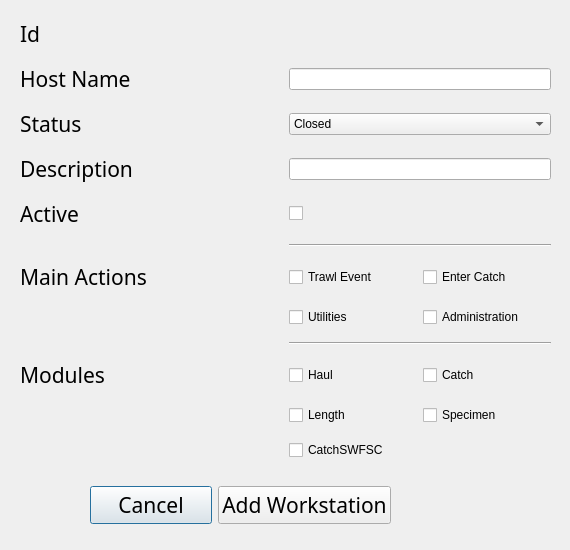
First picture: the form in ui/EditWorkstation.ui, repository aliciabillings-noaa/CLAMS, before the edit.
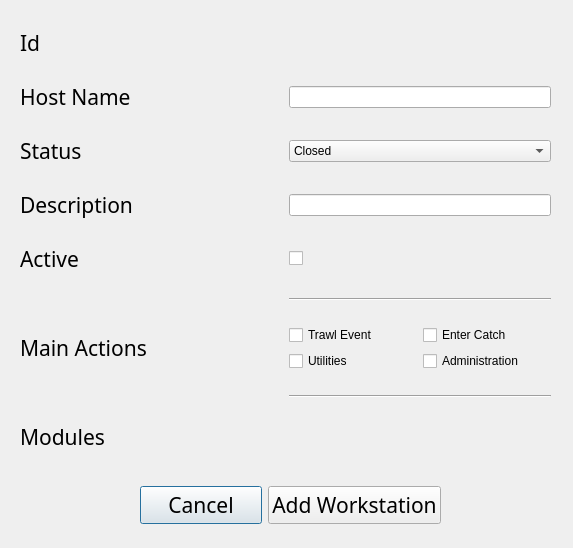
Second picture: the form after the edit.

Commit message: adding in devices dialog and making modules dynamic based on program

What changed in the file:
```diff
--- a/ui/EditWorkstation.ui
+++ b/ui/EditWorkstation.ui
@@ -6,8 +6,8 @@
    <rect>
     <x>0</x>
     <y>0</y>
-    <width>570</width>
-    <height>550</height>
+    <width>573</width>
+    <height>548</height>
    </rect>
   </property>
   <property name="windowTitle">
@@ -22,9 +22,15 @@
      <height>461</height>
     </rect>
    </property>
-   <layout class="QGridLayout" name="gridLayout" columnminimumwidth="0,0,0">
-    <item row="4" column="0">
-     <widget class="QLabel" name="label_3">
+   <layout class="QGridLayout" name="gridLayout">
+    <item row="0" column="2">
+     <widget class="QLabel" name="idLabel">
+      <property name="sizePolicy">
+       <sizepolicy hsizetype="Expanding" vsizetype="Fixed">
+        <horstretch>0</horstretch>
+        <verstretch>0</verstretch>
+       </sizepolicy>
+      </property>
       <property name="font">
        <font>
         <family>Arial Black</family>
@@ -32,28 +38,57 @@
        </font>
       </property>
       <property name="text">
-       <string>Active</string>
+       <string/>
+      </property>
+     </widget>
+    </item>
+    <item row="4" column="2">
+     <widget class="QCheckBox" name="isActive">
+      <property name="text">
+       <string/>
       </property>
      </widget>
     </item>
     <item row="3" column="2">
      <widget class="QLineEdit" name="descriptionLabel"/>
     </item>
-    <item row="2" column="2">
-     <widget class="QComboBox" name="statusCB">
-      <item>
+    <item row="0" column="0">
+     <widget class="QLabel" name="label_8">
+      <property name="font">
+       <font>
+        <family>Arial Black</family>
+        <pointsize>16</pointsize>
+       </font>
+      </property>
        <property name="text">
-        <string>Closed</string>
-       </property>
-      </item>
-      <item>
-       <property name="text">
-        <string>Opened</string>
-       </property>
-      </item>
+       <string>Id</string>
+      </property>
+     </widget>
+    </item>
+    <item row="1" column="2">
+     <widget class="QLineEdit" name="hostnameLabel"/>
+    </item>
+    <item row="5" column="2">
+     <widget class="Line" name="line_2">
+      <property name="orientation">
+       <enum>Qt::Horizontal</enum>
+      </property>
+     </widget>
+    </item>
+    <item row="3" column="0">
+     <widget class="QLabel" name="label_2">
+      <property name="font">
+       <font>
+        <family>Arial Black</family>
+        <pointsize>16</pointsize>
+       </font>
+      </property>
+      <property name="text">
+       <string>Description</string>
+      </property>
      </widget>
     </item>
-    <item row="11" column="0">
+    <item row="10" column="0">
      <widget class="QLabel" name="label_6">
       <property name="sizePolicy">
        <sizepolicy hsizetype="Expanding" vsizetype="Fixed">
@@ -72,16 +107,48 @@
       </property>
      </widget>
     </item>
-    <item row="12" column="0">
-     <widget class="QLabel" name="label_7">
+    <item row="4" column="0">
+     <widget class="QLabel" name="label_3">
+      <property name="font">
+       <font>
+        <family>Arial Black</family>
+        <pointsize>16</pointsize>
+       </font>
+      </property>
+      <property name="text">
+       <string>Active</string>
+      </property>
+     </widget>
+    </item>
+    <item row="6" column="0">
+     <widget class="QLabel" name="label_5">
       <property name="sizePolicy">
        <sizepolicy hsizetype="Expanding" vsizetype="Fixed">
         <horstretch>0</horstretch>
         <verstretch>0</verstretch>
        </sizepolicy>
       </property>
+      <property name="font">
+       <font>
+        <family>Arial Black</family>
+        <pointsize>16</pointsize>
+       </font>
+      </property>
       <property name="text">
-       <string/>
+       <string>Main Actions</string>
+      </property>
+     </widget>
+    </item>
+    <item row="1" column="0">
+     <widget class="QLabel" name="label">
+      <property name="font">
+       <font>
+        <family>Arial Black</family>
+        <pointsize>16</pointsize>
+       </font>
+      </property>
+      <property name="text">
+       <string>Host Name</string>
       </property>
      </widget>
     </item>
@@ -98,107 +165,53 @@
       </property>
      </widget>
     </item>
-    <item row="13" column="0">
-     <widget class="QLabel" name="label_9">
-      <property name="sizePolicy">
-       <sizepolicy hsizetype="Expanding" vsizetype="Fixed">
-        <horstretch>0</horstretch>
-        <verstretch>0</verstretch>
-       </sizepolicy>
-      </property>
+    <item row="2" column="2">
+     <widget class="QComboBox" name="statusCB">
+      <item>
+       <property name="text">
+        <string>Closed</string>
+       </property>
+      </item>
+      <item>
       <property name="text">
-       <string/>
-      </property>
+        <string>Opened</string>
+       </property>
+      </item>
      </widget>
     </item>
-    <item row="0" column="2">
-     <widget class="QLabel" name="idLabel">
-      <property name="sizePolicy">
-       <sizepolicy hsizetype="Expanding" vsizetype="Fixed">
-        <horstretch>0</horstretch>
-        <verstretch>0</verstretch>
-       </sizepolicy>
-      </property>
+    <item row="7" column="2">
+     <widget class="Line" name="line">
       <property name="font">
        <font>
         <family>Arial Black</family>
-        <pointsize>16</pointsize>
+        <pointsize>13</pointsize>
        </font>
       </property>
-      <property name="text">
-       <string/>
+      <property name="locale">
+       <locale language="Embu" country="Kenya"/>
       </property>
-     </widget>
-    </item>
-    <item row="11" column="2">
-     <layout class="QHBoxLayout" name="horizontalLayout_11">
-      <item>
-       <widget class="QCheckBox" name="haulModule">
-        <property name="text">
-         <string>Haul</string>
-        </property>
-       </widget>
-      </item>
-      <item>
-       <widget class="QCheckBox" name="catchModule">
-        <property name="text">
-         <string>Catch</string>
-        </property>
-       </widget>
-      </item>
-     </layout>
-    </item>
-    <item row="4" column="2">
-     <widget class="QCheckBox" name="isActive">
-      <property name="text">
-       <string/>
+      <property name="orientation">
+       <enum>Qt::Horizontal</enum>
       </property>
      </widget>
     </item>
     <item row="6" column="2">
-     <layout class="QHBoxLayout" name="horizontalLayout_4">
-      <item>
-       <layout class="QHBoxLayout" name="horizontalLayout_7">
-        <item>
+     <layout class="QGridLayout" name="mainActionsGrid">
+      <item row="0" column="0">
          <widget class="QCheckBox" name="trawlAction">
           <property name="text">
            <string>Trawl Event</string>
           </property>
          </widget>
         </item>
-        <item>
+      <item row="0" column="1">
          <widget class="QCheckBox" name="catchAction">
           <property name="text">
            <string>Enter Catch</string>
           </property>
          </widget>
         </item>
-       </layout>
-      </item>
-     </layout>
-    </item>
-    <item row="6" column="0">
-     <widget class="QLabel" name="label_5">
-      <property name="sizePolicy">
-       <sizepolicy hsizetype="Expanding" vsizetype="Fixed">
-        <horstretch>0</horstretch>
-        <verstretch>0</verstretch>
-       </sizepolicy>
-      </property>
-      <property name="font">
-       <font>
-        <family>Arial Black</family>
-        <pointsize>16</pointsize>
-       </font>
-      </property>
-      <property name="text">
-       <string>Main Actions</string>
-      </property>
-     </widget>
-    </item>
-    <item row="7" column="2">
-     <layout class="QHBoxLayout" name="horizontalLayout_9">
-      <item>
+      <item row="1" column="0">
        <widget class="QCheckBox" name="utilitiesAction">
         <property name="sizePolicy">
          <sizepolicy hsizetype="Expanding" vsizetype="Fixed">
@@ -211,7 +224,7 @@
         </property>
        </widget>
       </item>
-      <item>
+      <item row="1" column="1">
        <widget class="QCheckBox" name="adminAction">
         <property name="sizePolicy">
          <sizepolicy hsizetype="Expanding" vsizetype="Fixed">
@@ -226,137 +239,15 @@
       </item>
      </layout>
     </item>
-    <item row="7" column="0">
-     <widget class="QLabel" name="label_10">
-      <property name="sizePolicy">
-       <sizepolicy hsizetype="Expanding" vsizetype="Fixed">
-        <horstretch>0</horstretch>
-        <verstretch>0</verstretch>
-       </sizepolicy>
-      </property>
-      <property name="text">
-       <string/>
-      </property>
-     </widget>
-    </item>
-    <item row="3" column="0">
-     <widget class="QLabel" name="label_2">
-      <property name="font">
-       <font>
-        <family>Arial Black</family>
-        <pointsize>16</pointsize>
-       </font>
-      </property>
-      <property name="text">
-       <string>Description</string>
-      </property>
-     </widget>
-    </item>
-    <item row="8" column="2">
-     <widget class="Line" name="line">
-      <property name="font">
-       <font>
-        <family>Arial Black</family>
-        <pointsize>13</pointsize>
-       </font>
-      </property>
-      <property name="locale">
-       <locale language="Embu" country="Kenya"/>
-      </property>
-      <property name="orientation">
-       <enum>Qt::Horizontal</enum>
-      </property>
-     </widget>
-    </item>
-    <item row="13" column="2">
-     <layout class="QHBoxLayout" name="horizontalLayout_19">
-      <item>
-       <widget class="QCheckBox" name="catchSWFSCModule">
-        <property name="sizePolicy">
-         <sizepolicy hsizetype="Expanding" vsizetype="Fixed">
-          <horstretch>0</horstretch>
-          <verstretch>0</verstretch>
-         </sizepolicy>
-        </property>
-        <property name="text">
-         <string>CatchSWFSC</string>
-        </property>
-       </widget>
-      </item>
-     </layout>
-    </item>
-    <item row="0" column="0">
-     <widget class="QLabel" name="label_8">
-      <property name="font">
-       <font>
-        <family>Arial Black</family>
-        <pointsize>16</pointsize>
-       </font>
-      </property>
-      <property name="text">
-       <string>Id</string>
-      </property>
-     </widget>
-    </item>
-    <item row="12" column="2">
-     <layout class="QHBoxLayout" name="horizontalLayout_12">
-      <item>
-       <widget class="QCheckBox" name="lengthModule">
-        <property name="sizePolicy">
-         <sizepolicy hsizetype="Expanding" vsizetype="Fixed">
-          <horstretch>0</horstretch>
-          <verstretch>0</verstretch>
-         </sizepolicy>
-        </property>
-        <property name="text">
-         <string>Length</string>
-        </property>
-       </widget>
-      </item>
-      <item>
-       <widget class="QCheckBox" name="specimenModule">
-        <property name="sizePolicy">
-         <sizepolicy hsizetype="Expanding" vsizetype="Fixed">
-          <horstretch>0</horstretch>
-          <verstretch>0</verstretch>
-         </sizepolicy>
-        </property>
-        <property name="text">
-         <string>Specimen</string>
-        </property>
-       </widget>
-      </item>
-     </layout>
-    </item>
-    <item row="1" column="2">
-     <widget class="QLineEdit" name="hostnameLabel"/>
-    </item>
-    <item row="1" column="0">
-     <widget class="QLabel" name="label">
-      <property name="font">
-       <font>
-        <family>Arial Black</family>
-        <pointsize>16</pointsize>
-       </font>
-      </property>
-      <property name="text">
-       <string>Host Name</string>
-      </property>
-     </widget>
-    </item>
-    <item row="5" column="2">
-     <widget class="Line" name="line_2">
-      <property name="orientation">
-       <enum>Qt::Horizontal</enum>
-      </property>
-     </widget>
+    <item row="10" column="2">
+     <layout class="QGridLayout" name="modulesGrid"/>
     </item>
    </layout>
   </widget>
   <widget class="QWidget" name="horizontalLayoutWidget">
    <property name="geometry">
     <rect>
-     <x>90</x>
+     <x>140</x>
      <y>480</y>
      <width>301</width>
      <height>51</height>
```
Lines whose indentation alone changed are shown as unchanged. The commit also changes 11 other files.
